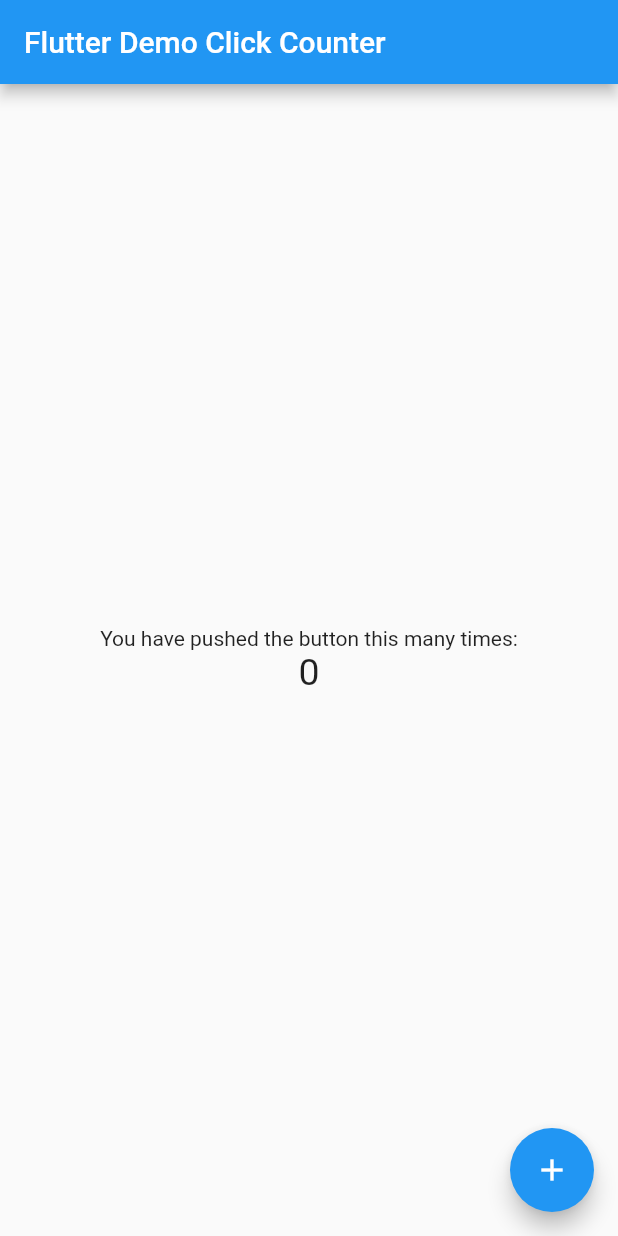
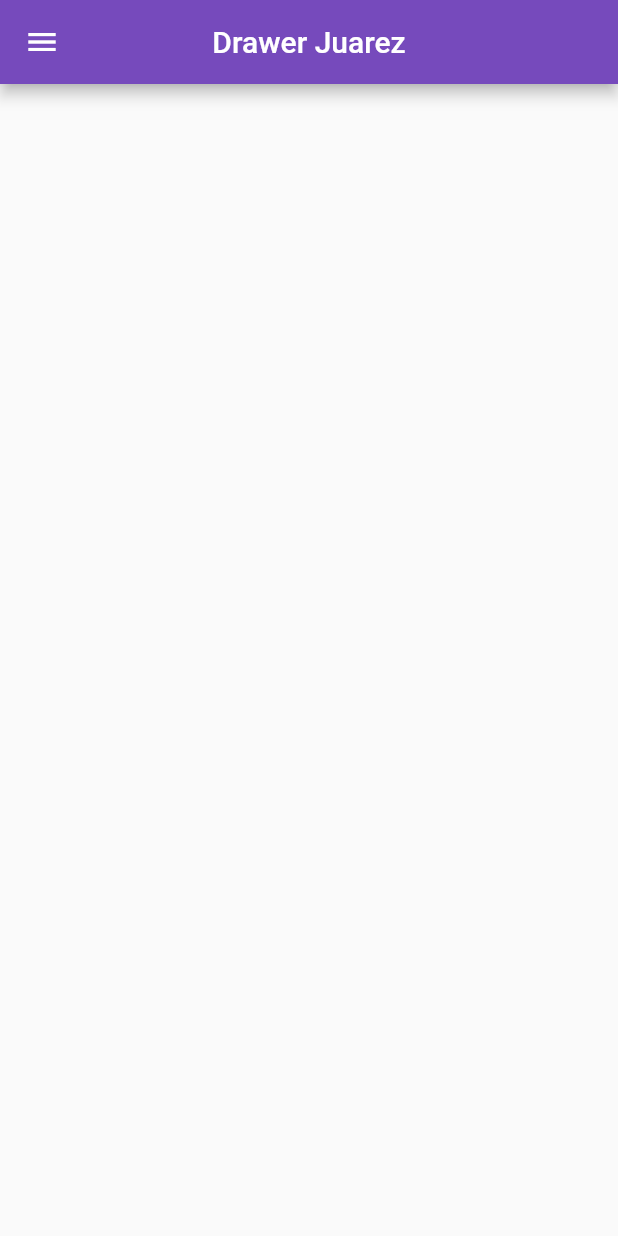
Before and after one commit to AngelArturoJuarezLopez10/Drawer_p_4, a Flutter app: the screen it shows after launch, on a phone screen of 412 x 824 dp. Run offline on Flutter 3.47's test engine with Material 2 defaults, Android fonts, the phone set to English and light mode, and no system bars.

Commit message:
drawerV2

```diff
--- a/lib/main.dart
+++ b/lib/main.dart
@@ -4,88 +4,78 @@ void main() => runApp(MyApp());
 
 class MyApp extends StatelessWidget {
   const MyApp({super.key});
-  static const String _title = 'Flutter Stateful Clicker Counter';
+  static const String _title = 'Drawer Juarez';
   // This widget is the root of your application.
   @override
   Widget build(BuildContext context) {
     return MaterialApp(
       title: _title,
       theme: ThemeData(
-        primarySwatch: Colors.blue,
+        primarySwatch: Colors.pink,
       ),
       home: MyHomePage(),
+      debugShowCheckedModeBanner: false,
     );
   }
 }
 
 class MyHomePage extends StatefulWidget {
   const MyHomePage({super.key});
-  // This widget is the home page of your application. It is stateful, meaning
-  // that it has a State object (defined below) that contains fields that affect
-  // how it looks.
-  // This class is the configuration for the state.
   @override
   _MyHomePageState createState() => _MyHomePageState();
 }
 
 class _MyHomePageState extends State<MyHomePage> {
-  int _counter = 0;
-
-  void _incrementCounter() {
-    setState(() {
-      // This call to setState tells the Flutter framework that something has
-      // changed in this State, which causes it to rerun the build method below
-      // so that the display can reflect the updated values. If we changed
-      // _counter without calling setState(), then the build method would not be
-      // called again, and so nothing would appear to happen.
-      _counter++;
-    });
-  }
-
   @override
   Widget build(BuildContext context) {
-    // This method is rerun every time setState is called, for instance as done
-    // by the _incrementCounter method above.
-    //
-    // The Flutter framework has been optimized to make rerunning build methods
-    // fast, so that you can just rebuild anything that needs updating rather
-    // than having to individually change instances of widgets.
     return Scaffold(
       appBar: AppBar(
-        // Here we take the value from the MyHomePage object that was created by
-        // the App.build method, and use it to set our appbar title.
-        title: Text('Flutter Demo Click Counter'),
+        centerTitle: true,
+        backgroundColor: const Color(0xff764abc),
+        title: Text('Drawer Juarez'),
       ),
-      body: Center(
-        // Center is a layout widget. It takes a single child and positions it
-        // in the middle of the parent.
-        child: Column(
-          // Column is also a layout widget. It takes a list of children and
-          // arranges them vertically. By default, it sizes itself to fit its
-          // children horizontally, and tries to be as tall as its parent.
-          //
-          // Column has various properties to control how it sizes itself and
-          // how it positions its children. Here we use mainAxisAlignment to
-          // center the children vertically; the main axis here is the vertical
-          // axis because Columns are vertical (the cross axis would be
-          // horizontal).
-          mainAxisAlignment: MainAxisAlignment.center,
-          children: <Widget>[
-            Text(
-              'You have pushed the button this many times:',
+      drawer: Drawer(
+        child: ListView(
+          // Important: Remove any padding from the ListView.
+          padding: EdgeInsets.zero,
+          children: [
+            const DrawerHeader(
+              decoration: BoxDecoration(
+                color: Colors.green,
+              ),
+              child: Text('Encabezado'),
             ),
-            Text(
-              '$_counter',
-              style: TextStyle(fontSize: 25),
+            ListTile(
+              leading: Icon(
+                Icons.home,
+              ),
+              title: const Text('Pagina 1'),
+              onTap: () {
+                Navigator.pop(context);
+              },
+            ),
+            ListTile(
+              leading: Icon(
+                Icons.train,
+              ),
+              title: const Text('Pagina 2'),
+              onTap: () {
+                Navigator.pop(context);
+              },
+            ),
+            ListTile(
+              leading: Icon(
+                Icons.add_ic_call_sharp,
+              ),
+              title: const Text('Pagina 3'),
+              onTap: () {
+                Navigator.pop(context);
+              },
             ),
           ],
         ),
       ),
-      floatingActionButton: FloatingActionButton(
-        onPressed: _incrementCounter,
-        tooltip: 'Increment',
-        child: Icon(Icons.add),
-      ),
+      body: Center(),
     );
   }
 }
```
